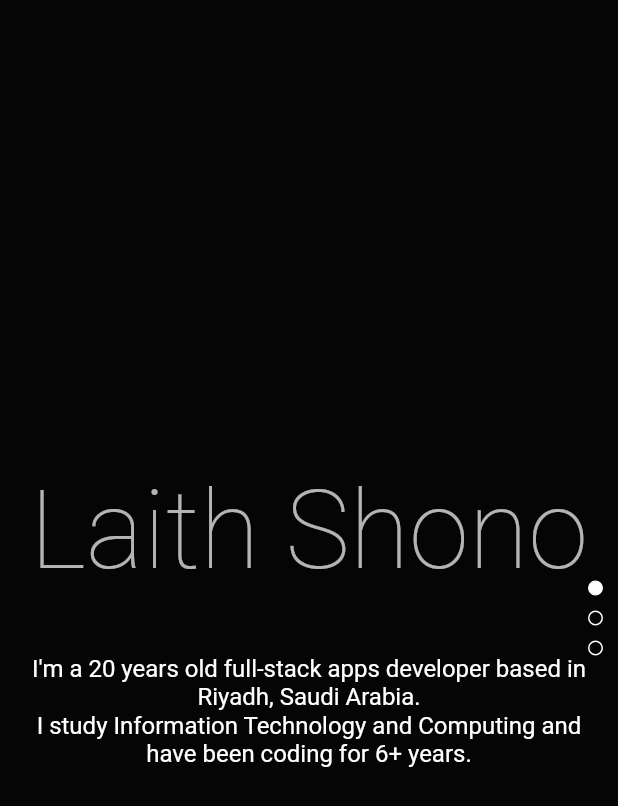
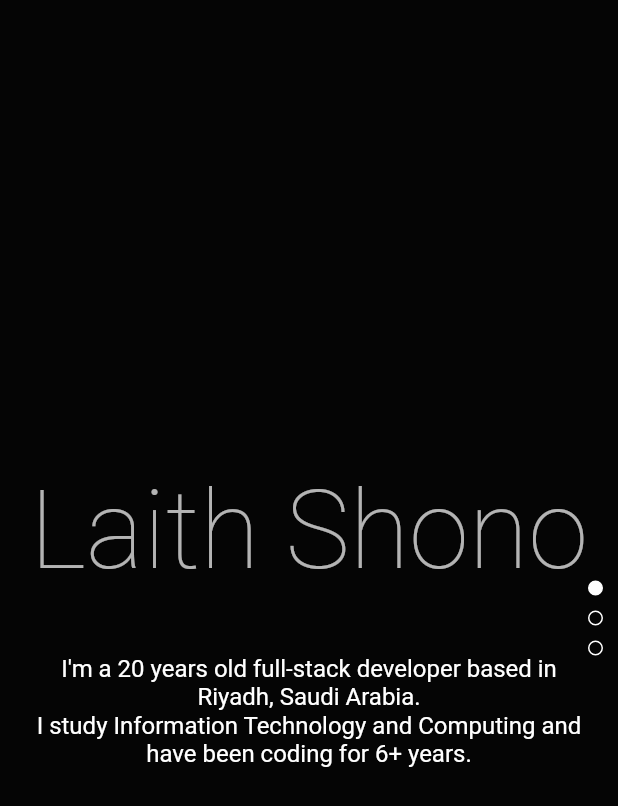
Before and after one commit to ElforL/ElforL.github.io, a Flutter app: the screen it shows after launch, on a phone screen of 412 x 824 dp. Shown: the top 806 px of the screen. Run offline on Flutter 3.47's test engine with Material 2 defaults, Android fonts, the phone set to English and light mode, and no system bars; our stand-ins replace flutter_icons.

Commit message:
📝 Typo :)

```diff
--- a/lib/screens/HomePages/About.dart
+++ b/lib/screens/HomePages/About.dart
@@ -31,7 +31,7 @@
           constraints: BoxConstraints(maxWidth: 700),
           padding: EdgeInsets.all(20),
           child: Text(
-            "I'm a ${_getage()} years old full-stack apps developer based in Riyadh, Saudi Arabia.\n" +
+            "I'm a ${_getage()} years old full-stack developer based in Riyadh, Saudi Arabia.\n" +
                 'I study Information Technology and Computing and have been coding for 6+ years.',
             textAlign: TextAlign.center,
             style: Theme.of(context).textTheme.subtitle1,
```
